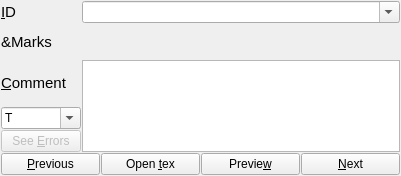
Old version of the form grader_improved/grader_editor.ui in the repository shubhamshuklaer/autog.
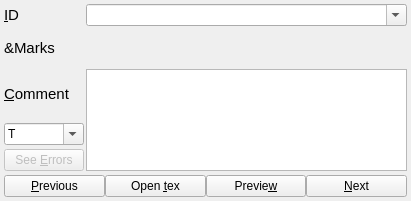
New version of the form.

Commit message: Made the window resizable and made the children to expand correctly

Patch:
```diff
--- a/grader_improved/grader_editor.ui
+++ b/grader_improved/grader_editor.ui
@@ -6,17 +6,17 @@
    <rect>
     <x>0</x>
     <y>0</y>
-    <width>401</width>
-    <height>176</height>
+    <width>411</width>
+    <height>201</height>
    </rect>
   </property>
   <property name="sizePolicy">
-   <sizepolicy hsizetype="Maximum" vsizetype="Maximum">
+   <sizepolicy hsizetype="MinimumExpanding" vsizetype="MinimumExpanding">
     <horstretch>0</horstretch>
     <verstretch>0</verstretch>
    </sizepolicy>
   </property>
-  <property name="maximumSize">
+  <property name="minimumSize">
    <size>
     <width>401</width>
     <height>176</height>
@@ -27,19 +27,22 @@
   </property>
   <layout class="QGridLayout" name="gridLayout">
    <property name="leftMargin">
-    <number>1</number>
+    <number>4</number>
    </property>
    <property name="topMargin">
-    <number>1</number>
+    <number>4</number>
    </property>
    <property name="rightMargin">
-    <number>1</number>
+    <number>4</number>
    </property>
    <property name="bottomMargin">
-    <number>1</number>
+    <number>4</number>
    </property>
-   <property name="spacing">
-    <number>1</number>
+   <property name="horizontalSpacing">
+    <number>2</number>
+   </property>
+   <property name="verticalSpacing">
+    <number>4</number>
    </property>
    <item row="0" column="0">
     <widget class="QLabel" name="label_2">
@@ -105,7 +108,7 @@
    <item row="1" column="1">
     <widget class="QWidget" name="marks_widget" native="true">
      <property name="sizePolicy">
-      <sizepolicy hsizetype="Fixed" vsizetype="Fixed">
+      <sizepolicy hsizetype="MinimumExpanding" vsizetype="Fixed">
        <horstretch>0</horstretch>
        <verstretch>0</verstretch>
       </sizepolicy>
@@ -142,6 +145,12 @@
    </item>
    <item row="2" column="1" rowspan="3">
     <widget class="QTextEdit" name="comment_text">
+     <property name="sizePolicy">
+      <sizepolicy hsizetype="MinimumExpanding" vsizetype="MinimumExpanding">
+       <horstretch>0</horstretch>
+       <verstretch>0</verstretch>
+      </sizepolicy>
+     </property>
      <property name="tabChangesFocus">
       <bool>true</bool>
      </property>
@@ -152,6 +161,12 @@
    </item>
    <item row="3" column="0">
     <widget class="QComboBox" name="comment_pos_combo">
+     <property name="sizePolicy">
+      <sizepolicy hsizetype="Preferred" vsizetype="Fixed">
+       <horstretch>0</horstretch>
+       <verstretch>0</verstretch>
+      </sizepolicy>
+     </property>
      <property name="editable">
       <bool>true</bool>
      </property>
@@ -185,6 +200,12 @@
      <property name="enabled">
       <bool>false</bool>
      </property>
+     <property name="sizePolicy">
+      <sizepolicy hsizetype="Preferred" vsizetype="Fixed">
+       <horstretch>0</horstretch>
+       <verstretch>0</verstretch>
+      </sizepolicy>
+     </property>
      <property name="focusPolicy">
       <enum>Qt::TabFocus</enum>
      </property>
```
Left out of the diff: 6 changed lines with no effect on the pictures. The commit also changes 5 other files.
